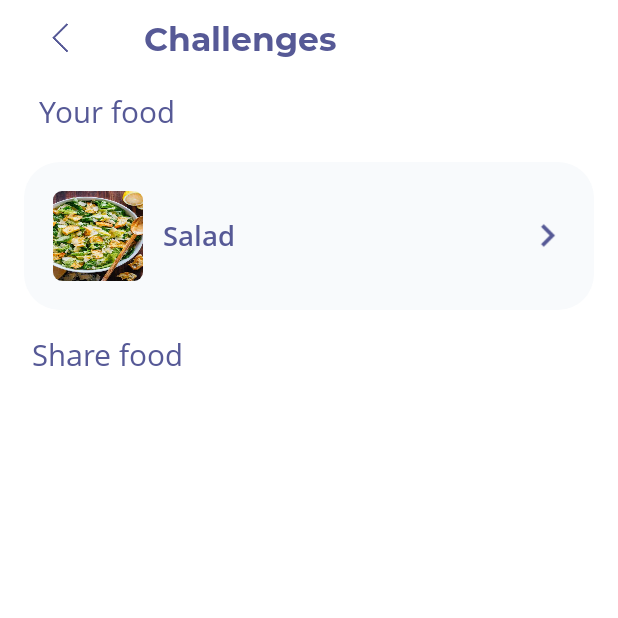
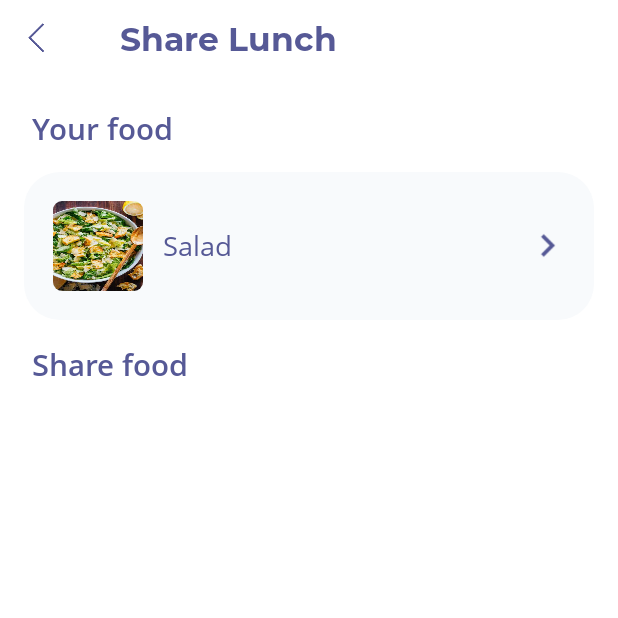
Before and after one commit to truongngoclinh/ochabot, an Android app: the LunchActivity screen opened directly, with no data from a screen before it, after a tap on an icon or button, on a phone screen of 412 x 824 dp, the top half of it. Run offline under Robolectric (Android 15) with nearby library versions, the phone set to English and light mode, and no system bars; our stand-ins replace Dagger/Hilt's generated code, Firebase (no records; nobody signed in at launch, a user with empty details on screens opened directly), RxJava, Timber.

Commit message:
update food ui

```diff
--- a/app/src/main/java/vn/ochabot/seaconnect/core/App.kt
+++ b/app/src/main/java/vn/ochabot/seaconnect/core/App.kt
@@ -33,7 +33,7 @@ class App : Application() {
     }
 
     private fun initAppComponent() {
+        appContext = this
         appComponent.inject(this)
-        appContext = this
     }
 }
--- a/app/src/main/java/vn/ochabot/seaconnect/core/di/module/RepositoryModule.kt
+++ b/app/src/main/java/vn/ochabot/seaconnect/core/di/module/RepositoryModule.kt
@@ -14,12 +14,18 @@ import javax.inject.Singleton
  */
 @Module
 class RepositoryModule {
+    private var meals: ArrayList<Lunch>
+
+    init {
+        val json = ResourcesHelper.getAsset("meals.json")
+        val typeToken = object : TypeToken<List<Lunch>>() {}.type
+
+        meals = Gson().fromJson<ArrayList<Lunch>>(json, typeToken)
+    }
+
     @Provides
     @Singleton
     fun provideMealsData(): ArrayList<Lunch> {
-        val json = ResourcesHelper.getAsset("meals.json")
-        val typeToken = object : TypeToken<List<Lunch>>() {}.type
-
-        return Gson().fromJson<ArrayList<Lunch>>(json, typeToken)
+        return meals
     }
 }
--- a/app/src/main/res/layout/activity_lunch.xml
+++ b/app/src/main/res/layout/activity_lunch.xml
@@ -2,8 +2,7 @@
 <RelativeLayout xmlns:android="http://schemas.android.com/apk/res/android"
     xmlns:app="http://schemas.android.com/apk/res-auto"
     android:layout_width="match_parent"
-    android:layout_height="match_parent"
-    android:layout_margin="@dimen/activity_horizontal_margin">
+    android:layout_height="match_parent">
 
     <LinearLayout
         android:id="@+id/title"
--- a/app/src/main/res/layout/activity_ordering.xml
+++ b/app/src/main/res/layout/activity_ordering.xml
@@ -4,14 +4,11 @@
     android:layout_width="match_parent"
     android:layout_height="match_parent"
     android:baselineAligned="false"
-    android:orientation="vertical"
-    android:paddingLeft="@dimen/activity_horizontal_margin"
-    android:paddingRight="@dimen/activity_horizontal_margin"
-    android:paddingBottom="@dimen/activity_horizontal_margin">
+    android:orientation="vertical">
 
     <LinearLayout
         android:id="@+id/title"
-        android:layout_width="wrap_content"
+        android:layout_width="match_parent"
         android:layout_height="wrap_content"
         android:layout_alignParentTop="true"
         android:orientation="horizontal">
@@ -33,7 +30,7 @@
             android:layout_gravity="center_vertical"
             android:layout_marginStart="30dp"
             android:fontFamily="@font/montserrat_bold"
-            android:text="Challenges"
+            android:text="Share Lunch"
             android:textColor="@color/text_dark"
             android:textSize="22sp" />
     </LinearLayout>
@@ -42,14 +39,17 @@
         android:id="@+id/layoutYourFood"
         android:layout_width="match_parent"
         android:layout_height="wrap_content"
+        android:layout_marginTop="@dimen/activity_horizontal_margin"
         android:animateLayoutChanges="true"
-        android:orientation="vertical">
+        android:orientation="vertical"
+        android:paddingLeft="@dimen/activity_horizontal_margin"
+        android:paddingRight="@dimen/activity_horizontal_margin">
 
         <TextView
             android:layout_width="match_parent"
             android:layout_height="wrap_content"
-            android:fontFamily="@font/opensans_regular"
-            android:padding="10dp"
+            android:fontFamily="@font/opensans_semibold"
+            android:padding="5dp"
             android:text="@string/label_your_food"
             android:textColor="@color/text_dark"
             android:textSize="20sp" />
@@ -87,7 +87,7 @@
                 android:layout_gravity="center"
                 android:layout_marginLeft="10dp"
                 android:layout_weight="1"
-                android:fontFamily="@font/opensans_semibold"
+                android:fontFamily="@font/opensans_regular"
                 android:text="test"
                 android:textColor="@color/text_dark"
                 android:textSize="18sp"
@@ -108,12 +108,14 @@
         android:layout_width="match_parent"
         android:layout_height="match_parent"
         android:layout_marginTop="10dp"
-        android:orientation="vertical">
+        android:orientation="vertical"
+        android:paddingLeft="@dimen/activity_horizontal_margin"
+        android:paddingRight="@dimen/activity_horizontal_margin">
 
         <TextView
             android:layout_width="match_parent"
             android:layout_height="wrap_content"
-            android:fontFamily="@font/opensans_regular"
+            android:fontFamily="@font/opensans_semibold"
             android:padding="5dp"
             android:text="@string/label_share_food"
             android:textColor="@color/text_dark"
--- a/app/src/main/res/layout/activity_ordering_item.xml
+++ b/app/src/main/res/layout/activity_ordering_item.xml
@@ -30,7 +30,7 @@
         android:layout_height="wrap_content"
         android:layout_gravity="center"
         android:layout_weight="1"
-        android:fontFamily="@font/opensans_semibold"
+        android:fontFamily="@font/opensans_regular"
         android:padding="10dp"
         android:text="test"
         android:textColor="@color/text_dark"
```
